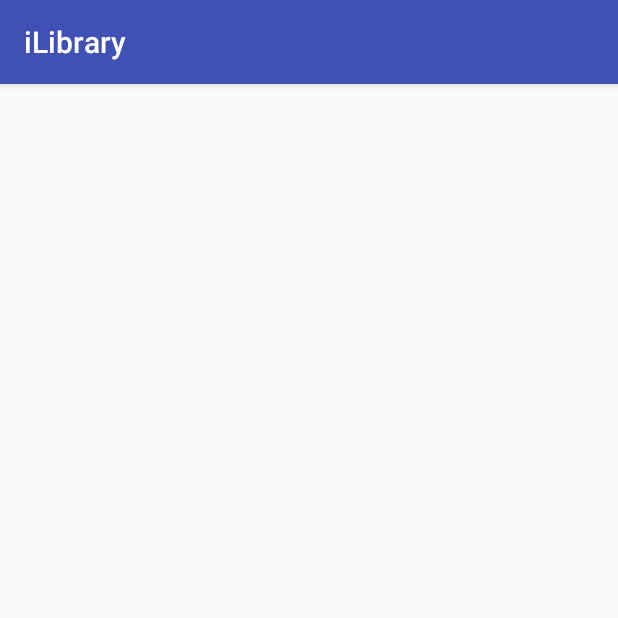
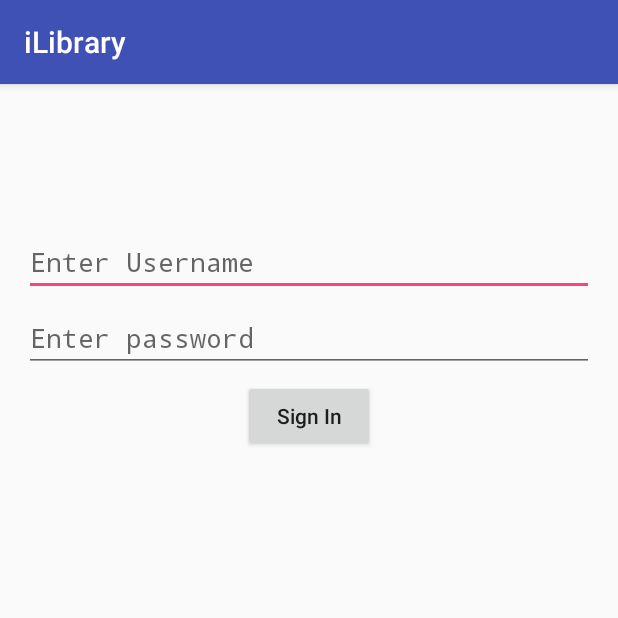
Before and after one commit to mknishad/i-library, an Android app: the screen it shows after launch (LoginActivity), on a phone screen of 412 x 824 dp, the top half of it. Run offline under Robolectric (Android 15) with nearby library versions, the phone set to English and light mode, and no system bars.

Commit message:
design login activity

```diff
--- a/app/src/main/res/layout/activity_login.xml
+++ b/app/src/main/res/layout/activity_login.xml
@@ -9,4 +9,33 @@
     android:paddingTop="@dimen/activity_vertical_margin"
     tools:context=".LoginActivity">
 
+    <EditText
+        android:id="@+id/etUserName"
+        android:layout_marginTop="80dp"
+        android:hint="Enter Username"
+        android:typeface="monospace"
+        android:layout_width="match_parent"
+        android:layout_height="wrap_content" />
+
+    <EditText
+        android:id="@+id/etPassword"
+        android:layout_below="@+id/etUserName"
+        android:hint="Enter password"
+        android:inputType="textPassword"
+        android:typeface="monospace"
+        android:layout_marginTop="5dp"
+        android:layout_width="match_parent"
+        android:layout_height="wrap_content" />
+
+    <Button
+        android:id="@+id/btnLogin"
+        android:layout_below="@+id/etPassword"
+        android:layout_marginTop="5dp"
+        android:text="Sign In"
+        android:textAllCaps="false"
+        android:layout_centerHorizontal="true"
+        android:onClick="signIn"
+        android:layout_width="wrap_content"
+        android:layout_height="wrap_content" />
+
 </RelativeLayout>
```
